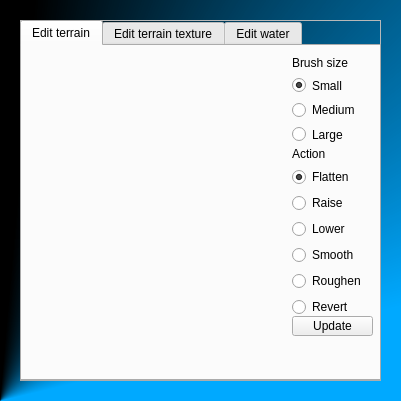
Old version of the form bin/data/ui/environment_editor.ui in the repository realXtend/tundra.
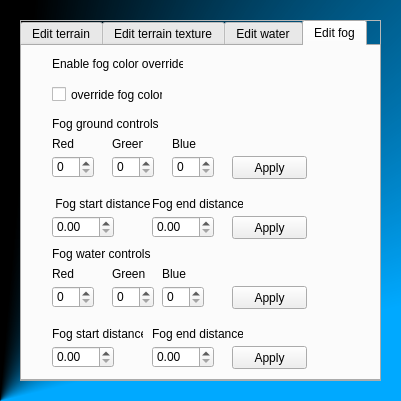
New version of the form. The open tabs and pages were chosen to show the change.

Commit message: Added a skeleton for fog editor-page. Note functionality is not yet connected.

What changed in the file:
```diff
--- a/bin/data/ui/environment_editor.ui
+++ b/bin/data/ui/environment_editor.ui
@@ -658,6 +658,345 @@
          </property>
         </widget>
        </widget>
+       <widget class="QWidget" name="edit_fog">
+        <attribute name="title">
+         <string>Edit fog</string>
+        </attribute>
+        <widget class="QCheckBox" name="fog_override_checkBox">
+         <property name="geometry">
+          <rect>
+           <x>30</x>
+           <y>40</y>
+           <width>111</width>
+           <height>17</height>
+          </rect>
+         </property>
+         <property name="text">
+          <string>override fog color</string>
+         </property>
+        </widget>
+        <widget class="QLabel" name="fog_override_label">
+         <property name="geometry">
+          <rect>
+           <x>30</x>
+           <y>10</y>
+           <width>131</width>
+           <height>16</height>
+          </rect>
+         </property>
+         <property name="text">
+          <string>Enable fog color override</string>
+         </property>
+        </widget>
+        <widget class="QLabel" name="fog_ground_controls_label">
+         <property name="geometry">
+          <rect>
+           <x>30</x>
+           <y>70</y>
+           <width>121</width>
+           <height>16</height>
+          </rect>
+         </property>
+         <property name="text">
+          <string>Fog ground controls</string>
+         </property>
+        </widget>
+        <widget class="QLabel" name="fog_water_controls_label">
+         <property name="geometry">
+          <rect>
+           <x>30</x>
+           <y>200</y>
+           <width>101</width>
+           <height>16</height>
+          </rect>
+         </property>
+         <property name="text">
+          <string>Fog water controls</string>
+         </property>
+        </widget>
+        <widget class="QSpinBox" name="fog_ground_red_iSpinBox">
+         <property name="geometry">
+          <rect>
+           <x>30</x>
+           <y>110</y>
+           <width>42</width>
+           <height>22</height>
+          </rect>
+         </property>
+        </widget>
+        <widget class="QSpinBox" name="fog_ground_green_iSpinBox">
+         <property name="geometry">
+          <rect>
+           <x>90</x>
+           <y>110</y>
+           <width>42</width>
+           <height>22</height>
+          </rect>
+         </property>
+        </widget>
+        <widget class="QSpinBox" name="fog_ground_blue_iSpinBox">
+         <property name="geometry">
+          <rect>
+           <x>150</x>
+           <y>110</y>
+           <width>42</width>
+           <height>22</height>
+          </rect>
+         </property>
+        </widget>
+        <widget class="QLabel" name="fog_ground_red_label">
+         <property name="geometry">
+          <rect>
+           <x>30</x>
+           <y>90</y>
+           <width>31</width>
+           <height>16</height>
+          </rect>
+         </property>
+         <property name="text">
+          <string>Red</string>
+         </property>
+        </widget>
+        <widget class="QLabel" name="fog_ground_green_label">
+         <property name="geometry">
+          <rect>
+           <x>90</x>
+           <y>90</y>
+           <width>31</width>
+           <height>16</height>
+          </rect>
+         </property>
+         <property name="text">
+          <string>Green</string>
+         </property>
+        </widget>
+        <widget class="QLabel" name="fog_ground_blue_label">
+         <property name="geometry">
+          <rect>
+           <x>150</x>
+           <y>90</y>
+           <width>31</width>
+           <height>16</height>
+          </rect>
+         </property>
+         <property name="text">
+          <string>Blue</string>
+         </property>
+        </widget>
+        <widget class="QDoubleSpinBox" name="fog_ground_start_distance_dSpinBox">
+         <property name="geometry">
+          <rect>
+           <x>30</x>
+           <y>170</y>
+           <width>62</width>
+           <height>22</height>
+          </rect>
+         </property>
+        </widget>
+        <widget class="QDoubleSpinBox" name="fog_ground_end_distance_dSpinBox">
+         <property name="geometry">
+          <rect>
+           <x>130</x>
+           <y>170</y>
+           <width>62</width>
+           <height>22</height>
+          </rect>
+         </property>
+        </widget>
+        <widget class="QLabel" name="fog_ground_start_distance_label">
+         <property name="geometry">
+          <rect>
+           <x>30</x>
+           <y>150</y>
+           <width>101</width>
+           <height>16</height>
+          </rect>
+         </property>
+         <property name="text">
+          <string> Fog start distance</string>
+         </property>
+        </widget>
+        <widget class="QLabel" name="fog_ground_end_distance_label">
+         <property name="geometry">
+          <rect>
+           <x>130</x>
+           <y>150</y>
+           <width>91</width>
+           <height>16</height>
+          </rect>
+         </property>
+         <property name="text">
+          <string>Fog end distance</string>
+         </property>
+        </widget>
+        <widget class="QPushButton" name="fog_ground_color_apply_button">
+         <property name="geometry">
+          <rect>
+           <x>210</x>
+           <y>110</y>
+           <width>75</width>
+           <height>23</height>
+          </rect>
+         </property>
+         <property name="text">
+          <string>Apply</string>
+         </property>
+        </widget>
+        <widget class="QPushButton" name="fog_ground_distance_apply_button">
+         <property name="geometry">
+          <rect>
+           <x>210</x>
+           <y>170</y>
+           <width>75</width>
+           <height>23</height>
+          </rect>
+         </property>
+         <property name="text">
+          <string>Apply</string>
+         </property>
+        </widget>
+        <widget class="QLabel" name="fog_water_red_label">
+         <property name="geometry">
+          <rect>
+           <x>30</x>
+           <y>220</y>
+           <width>31</width>
+           <height>16</height>
+          </rect>
+         </property>
+         <property name="text">
+          <string>Red</string>
+         </property>
+        </widget>
+        <widget class="QSpinBox" name="fog_water_red_iSpinBox">
+         <property name="geometry">
+          <rect>
+           <x>30</x>
+           <y>240</y>
+           <width>42</width>
+           <height>22</height>
+          </rect>
+         </property>
+        </widget>
+        <widget class="QSpinBox" name="fog_water_green_iSpinBox">
+         <property name="geometry">
+          <rect>
+           <x>90</x>
+           <y>240</y>
+           <width>42</width>
+           <height>22</height>
+          </rect>
+         </property>
+        </widget>
+        <widget class="QSpinBox" name="fog_water_blue_iSpinBox">
+         <property name="geometry">
+          <rect>
+           <x>140</x>
+           <y>240</y>
+           <width>42</width>
+           <height>22</height>
+          </rect>
+         </property>
+        </widget>
+        <widget class="QLabel" name="fog_water_green_label">
+         <property name="geometry">
+          <rect>
+           <x>90</x>
+           <y>220</y>
+           <width>41</width>
+           <height>16</height>
+          </rect>
+         </property>
+         <property name="text">
+          <string>Green</string>
+         </property>
+        </widget>
+        <widget class="QLabel" name="fog_water_blue_label">
+         <property name="geometry">
+          <rect>
+           <x>140</x>
+           <y>220</y>
+           <width>41</width>
+           <height>16</height>
+          </rect>
+         </property>
+         <property name="text">
+          <string>Blue</string>
+         </property>
+        </widget>
+        <widget class="QPushButton" name="fog_water_color_apply_button">
+         <property name="geometry">
+          <rect>
+           <x>210</x>
+           <y>240</y>
+           <width>75</width>
+           <height>23</height>
+          </rect>
+         </property>
+         <property name="text">
+          <string>Apply</string>
+         </property>
+        </widget>
+        <widget class="QDoubleSpinBox" name="fog_water_start_distance_dSpinBox">
+         <property name="geometry">
+          <rect>
+           <x>30</x>
+           <y>300</y>
+           <width>62</width>
+           <height>22</height>
+          </rect>
+         </property>
+        </widget>
+        <widget class="QDoubleSpinBox" name="fog_water_end_distance_dSpinBox">
+         <property name="geometry">
+          <rect>
+           <x>130</x>
+           <y>300</y>
+           <width>62</width>
+           <height>22</height>
+          </rect>
+         </property>
+        </widget>
+        <widget class="QPushButton" name="fog_wataer_distance_apply_button">
+         <property name="geometry">
+          <rect>
+           <x>210</x>
+           <y>300</y>
+           <width>75</width>
+           <height>23</height>
+          </rect>
+         </property>
+         <property name="text">
+          <string>Apply</string>
+         </property>
+        </widget>
+        <widget class="QLabel" name="fog_water_start_distance_label">
+         <property name="geometry">
+          <rect>
+           <x>30</x>
+           <y>280</y>
+           <width>91</width>
+           <height>16</height>
+          </rect>
+         </property>
+         <property name="text">
+          <string>Fog start distance</string>
+         </property>
+        </widget>
+        <widget class="QLabel" name="fog_water_end_distance_label">
+         <property name="geometry">
+          <rect>
+           <x>130</x>
+           <y>280</y>
+           <width>91</width>
+           <height>16</height>
+          </rect>
+         </property>
+         <property name="text">
+          <string>Fog end distance</string>
+         </property>
+        </widget>
+       </widget>
       </widget>
      </item>
     </layout>
```
Left out of the diff: 2 changed lines with no effect on the pictures.
